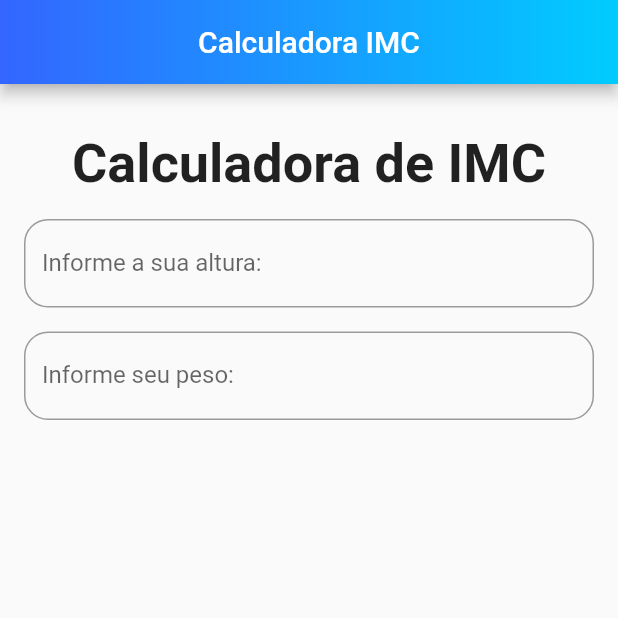
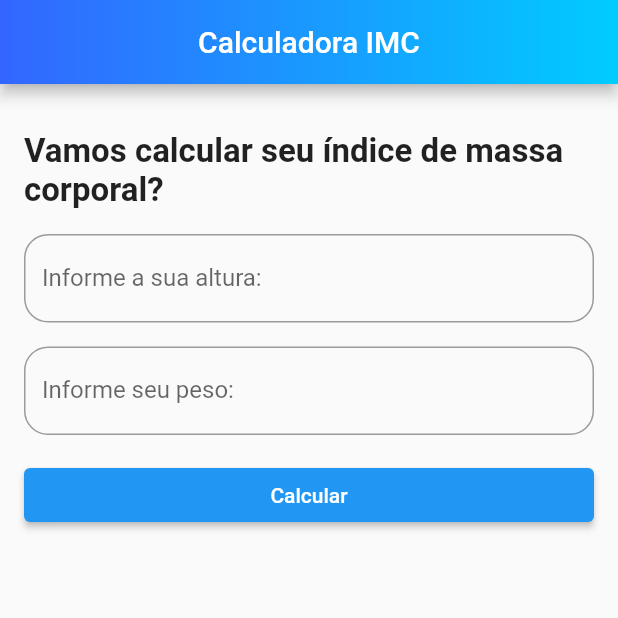
Before and after one commit to otavioborgsm/imc-flutter, a Flutter app: the screen it shows after launch, on a phone screen of 412 x 824 dp, the top half of it. Run offline on Flutter 3.47's test engine with Material 2 defaults, Android fonts, the phone set to English and light mode, and no system bars.

Commit message:
criando button de calcular com elevatedButton

```diff
--- a/imc/lib/home/home_page.dart
+++ b/imc/lib/home/home_page.dart
@@ -34,10 +34,10 @@ class _HomePageState extends State<HomePage> {
             child: Column(
               children: <Widget>[
                 const Text(
-                  'Calculadora de IMC',
+                  'Vamos calcular seu índice de massa corporal?',
                   style:TextStyle(
                     fontWeight: FontWeight.bold,
-                    fontSize: 36,
+                    fontSize: 22,
                   )
                 ),
                 const SizedBox(height: 16),
@@ -59,7 +59,16 @@ class _HomePageState extends State<HomePage> {
                       borderRadius: BorderRadius.all(Radius.circular(16.0))
                     )
                   ),
-                )
+                ),
+              const SizedBox(height: 16, ),
+                Container(
+                  width: 400,
+                  child: ElevatedButton(
+                    onPressed: () {
+                      print('click click');
+                    },
+                    child:const Text('Calcular')),
+                ),
               ],
             ),
           ),
```
